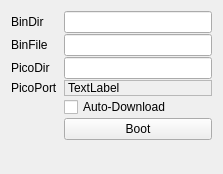
Above: picoUi/picoform.ui from rbehm-ibb/pico_play before the change. Below: the same form after it.
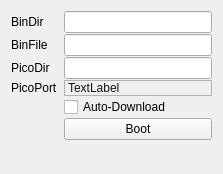
That is the form after the change. Icons and pictures are not drawn.

Commit message: minor cosmetic changes (color, init order, tooltips)

```diff
--- a/picoUi/picoform.ui
+++ b/picoUi/picoform.ui
@@ -70,6 +70,456 @@
      </item>
      <item row="4" column="1">
       <widget class="QLabel" name="picoPort">
+       <property name="palette">
+        <palette>
+         <active>
+          <colorrole role="WindowText">
+           <brush brushstyle="SolidPattern">
+            <color alpha="255">
+             <red>0</red>
+             <green>0</green>
+             <blue>0</blue>
+            </color>
+           </brush>
+          </colorrole>
+          <colorrole role="Button">
+           <brush brushstyle="SolidPattern">
+            <color alpha="255">
+             <red>255</red>
+             <green>255</green>
+             <blue>255</blue>
+            </color>
+           </brush>
+          </colorrole>
+          <colorrole role="Light">
+           <brush brushstyle="SolidPattern">
+            <color alpha="255">
+             <red>255</red>
+             <green>255</green>
+             <blue>255</blue>
+            </color>
+           </brush>
+          </colorrole>
+          <colorrole role="Midlight">
+           <brush brushstyle="SolidPattern">
+            <color alpha="255">
+             <red>255</red>
+             <green>255</green>
+             <blue>255</blue>
+            </color>
+           </brush>
+          </colorrole>
+          <colorrole role="Dark">
+           <brush brushstyle="SolidPattern">
+            <color alpha="255">
+             <red>127</red>
+             <green>127</green>
+             <blue>127</blue>
+            </color>
+           </brush>
+          </colorrole>
+          <colorrole role="Mid">
+           <brush brushstyle="SolidPattern">
+            <color alpha="255">
+             <red>170</red>
+             <green>170</green>
+             <blue>170</blue>
+            </color>
+           </brush>
+          </colorrole>
+          <colorrole role="Text">
+           <brush brushstyle="SolidPattern">
+            <color alpha="255">
+             <red>0</red>
+             <green>0</green>
+             <blue>0</blue>
+            </color>
+           </brush>
+          </colorrole>
+          <colorrole role="BrightText">
+           <brush brushstyle="SolidPattern">
+            <color alpha="255">
+             <red>255</red>
+             <green>255</green>
+             <blue>255</blue>
+            </color>
+           </brush>
+          </colorrole>
+          <colorrole role="ButtonText">
+           <brush brushstyle="SolidPattern">
+            <color alpha="255">
+             <red>0</red>
+             <green>0</green>
+             <blue>0</blue>
+            </color>
+           </brush>
+          </colorrole>
+          <colorrole role="Base">
+           <brush brushstyle="SolidPattern">
+            <color alpha="255">
+             <red>255</red>
+             <green>255</green>
+             <blue>255</blue>
+            </color>
+           </brush>
+          </colorrole>
+          <colorrole role="Window">
+           <brush brushstyle="SolidPattern">
+            <color alpha="255">
+             <red>255</red>
+             <green>255</green>
+             <blue>255</blue>
+            </color>
+           </brush>
+          </colorrole>
+          <colorrole role="Shadow">
+           <brush brushstyle="SolidPattern">
+            <color alpha="255">
+             <red>0</red>
+             <green>0</green>
+             <blue>0</blue>
+            </color>
+           </brush>
+          </colorrole>
+          <colorrole role="AlternateBase">
+           <brush brushstyle="SolidPattern">
+            <color alpha="255">
+             <red>255</red>
+             <green>255</green>
+             <blue>255</blue>
+            </color>
+           </brush>
+          </colorrole>
+          <colorrole role="ToolTipBase">
+           <brush brushstyle="SolidPattern">
+            <color alpha="255">
+             <red>255</red>
+             <green>255</green>
+             <blue>220</blue>
+            </color>
+           </brush>
+          </colorrole>
+          <colorrole role="ToolTipText">
+           <brush brushstyle="SolidPattern">
+            <color alpha="255">
+             <red>0</red>
+             <green>0</green>
+             <blue>0</blue>
+            </color>
+           </brush>
+          </colorrole>
+          <colorrole role="PlaceholderText">
+           <brush brushstyle="SolidPattern">
+            <color alpha="127">
+             <red>0</red>
+             <green>0</green>
+             <blue>0</blue>
+            </color>
+           </brush>
+          </colorrole>
+         </active>
+         <inactive>
+          <colorrole role="WindowText">
+           <brush brushstyle="SolidPattern">
+            <color alpha="255">
+             <red>20</red>
+             <green>19</green>
+             <blue>18</blue>
+            </color>
+           </brush>
+          </colorrole>
+          <colorrole role="Button">
+           <brush brushstyle="SolidPattern">
+            <color alpha="255">
+             <red>236</red>
+             <green>235</green>
+             <blue>235</blue>
+            </color>
+           </brush>
+          </colorrole>
+          <colorrole role="Light">
+           <brush brushstyle="SolidPattern">
+            <color alpha="255">
+             <red>255</red>
+             <green>255</green>
+             <blue>255</blue>
+            </color>
+           </brush>
+          </colorrole>
+          <colorrole role="Midlight">
+           <brush brushstyle="SolidPattern">
+            <color alpha="255">
+             <red>255</red>
+             <green>255</green>
+             <blue>255</blue>
+            </color>
+           </brush>
+          </colorrole>
+          <colorrole role="Dark">
+           <brush brushstyle="SolidPattern">
+            <color alpha="255">
+             <red>118</red>
+             <green>117</green>
+             <blue>117</blue>
+            </color>
+           </brush>
+          </colorrole>
+          <colorrole role="Mid">
+           <brush brushstyle="SolidPattern">
+            <color alpha="255">
+             <red>157</red>
+             <green>157</green>
+             <blue>157</blue>
+            </color>
+           </brush>
+          </colorrole>
+          <colorrole role="Text">
+           <brush brushstyle="SolidPattern">
+            <color alpha="255">
+             <red>20</red>
+             <green>19</green>
+             <blue>18</blue>
+            </color>
+           </brush>
+          </colorrole>
+          <colorrole role="BrightText">
+           <brush brushstyle="SolidPattern">
+            <color alpha="255">
+             <red>255</red>
+             <green>255</green>
+             <blue>255</blue>
+            </color>
+           </brush>
+          </colorrole>
+          <colorrole role="ButtonText">
+           <brush brushstyle="SolidPattern">
+            <color alpha="255">
+             <red>20</red>
+             <green>19</green>
+             <blue>18</blue>
+            </color>
+           </brush>
+          </colorrole>
+          <colorrole role="Base">
+           <brush brushstyle="SolidPattern">
+            <color alpha="255">
+             <red>255</red>
+             <green>255</green>
+             <blue>255</blue>
+            </color>
+           </brush>
+          </colorrole>
+          <colorrole role="Window">
+           <brush brushstyle="SolidPattern">
+            <color alpha="255">
+             <red>232</red>
+             <green>231</green>
+             <blue>231</blue>
+            </color>
+           </brush>
+          </colorrole>
+          <colorrole role="Shadow">
+           <brush brushstyle="SolidPattern">
+            <color alpha="255">
+             <red>118</red>
+             <green>118</green>
+             <blue>118</blue>
+            </color>
+           </brush>
+          </colorrole>
+          <colorrole role="AlternateBase">
+           <brush brushstyle="SolidPattern">
+            <color alpha="255">
+             <red>248</red>
+             <green>247</green>
+             <blue>246</blue>
+            </color>
+           </brush>
+          </colorrole>
+          <colorrole role="ToolTipBase">
+           <brush brushstyle="SolidPattern">
+            <color alpha="255">
+             <red>23</red>
+             <green>63</green>
+             <blue>79</blue>
+            </color>
+           </brush>
+          </colorrole>
+          <colorrole role="ToolTipText">
+           <brush brushstyle="SolidPattern">
+            <color alpha="255">
+             <red>255</red>
+             <green>255</green>
+             <blue>255</blue>
+            </color>
+           </brush>
+          </colorrole>
+          <colorrole role="PlaceholderText">
+           <brush brushstyle="SolidPattern">
+            <color alpha="128">
+             <red>0</red>
+             <green>0</green>
+             <blue>0</blue>
+            </color>
+           </brush>
+          </colorrole>
+         </inactive>
+         <disabled>
+          <colorrole role="WindowText">
+           <brush brushstyle="SolidPattern">
+            <color alpha="255">
+             <red>127</red>
+             <green>127</green>
+             <blue>127</blue>
+            </color>
+           </brush>
+          </colorrole>
+          <colorrole role="Button">
+           <brush brushstyle="SolidPattern">
+            <color alpha="255">
+             <red>255</red>
+             <green>255</green>
+             <blue>255</blue>
+            </color>
+           </brush>
+          </colorrole>
+          <colorrole role="Light">
+           <brush brushstyle="SolidPattern">
+            <color alpha="255">
+             <red>255</red>
+             <green>255</green>
+             <blue>255</blue>
+            </color>
+           </brush>
+          </colorrole>
+          <colorrole role="Midlight">
+           <brush brushstyle="SolidPattern">
+            <color alpha="255">
+             <red>255</red>
+             <green>255</green>
+             <blue>255</blue>
+            </color>
+           </brush>
+          </colorrole>
+          <colorrole role="Dark">
+           <brush brushstyle="SolidPattern">
+            <color alpha="255">
+             <red>127</red>
+             <green>127</green>
+             <blue>127</blue>
+            </color>
+           </brush>
+          </colorrole>
+          <colorrole role="Mid">
+           <brush brushstyle="SolidPattern">
+            <color alpha="255">
+             <red>170</red>
+             <green>170</green>
+             <blue>170</blue>
+            </color>
+           </brush>
+          </colorrole>
+          <colorrole role="Text">
+           <brush brushstyle="SolidPattern">
+            <color alpha="255">
+             <red>127</red>
+             <green>127</green>
+             <blue>127</blue>
+            </color>
+           </brush>
+          </colorrole>
+          <colorrole role="BrightText">
+           <brush brushstyle="SolidPattern">
+            <color alpha="255">
+             <red>255</red>
+             <green>255</green>
+             <blue>255</blue>
+            </color>
+           </brush>
+          </colorrole>
+          <colorrole role="ButtonText">
+           <brush brushstyle="SolidPattern">
+            <color alpha="255">
+             <red>127</red>
+             <green>127</green>
+             <blue>127</blue>
+            </color>
+           </brush>
+          </colorrole>
+          <colorrole role="Base">
+           <brush brushstyle="SolidPattern">
+            <color alpha="255">
+             <red>255</red>
+             <green>255</green>
+             <blue>255</blue>
+            </color>
+           </brush>
+          </colorrole>
+          <colorrole role="Window">
+           <brush brushstyle="SolidPattern">
+            <color alpha="255">
+             <red>255</red>
+             <green>255</green>
+             <blue>255</blue>
+            </color>
+           </brush>
+          </colorrole>
+          <colorrole role="Shadow">
+           <brush brushstyle="SolidPattern">
+            <color alpha="255">
+             <red>177</red>
+             <green>177</green>
+             <blue>177</blue>
+            </color>
+           </brush>
+          </colorrole>
+          <colorrole role="AlternateBase">
+           <brush brushstyle="SolidPattern">
+            <color alpha="255">
+             <red>248</red>
+             <green>247</green>
+             <blue>246</blue>
+            </color>
+           </brush>
+          </colorrole>
+          <colorrole role="ToolTipBase">
+           <brush brushstyle="SolidPattern">
+            <color alpha="255">
+             <red>23</red>
+             <green>63</green>
+             <blue>79</blue>
+            </color>
+           </brush>
+          </colorrole>
+          <colorrole role="ToolTipText">
+           <brush brushstyle="SolidPattern">
+            <color alpha="255">
+             <red>255</red>
+             <green>255</green>
+             <blue>255</blue>
+            </color>
+           </brush>
+          </colorrole>
+          <colorrole role="PlaceholderText">
+           <brush brushstyle="SolidPattern">
+            <color alpha="128">
+             <red>0</red>
+             <green>0</green>
+             <blue>0</blue>
+            </color>
+           </brush>
+          </colorrole>
+         </disabled>
+        </palette>
+       </property>
+       <property name="font">
+        <font>
+         <bold>false</bold>
+        </font>
+       </property>
+       <property name="toolTip">
+        <string>&lt;html&gt;&lt;head/&gt;&lt;body&gt;&lt;p&gt;The port (with S/N) of the Pico.&lt;/p&gt;&lt;/body&gt;&lt;/html&gt;</string>
+       </property>
        <property name="frameShape">
         <enum>QFrame::StyledPanel</enum>
        </property>
```
Left out of the diff: 28 changed lines with no effect on the pictures. The commit also changes 4 other files.
